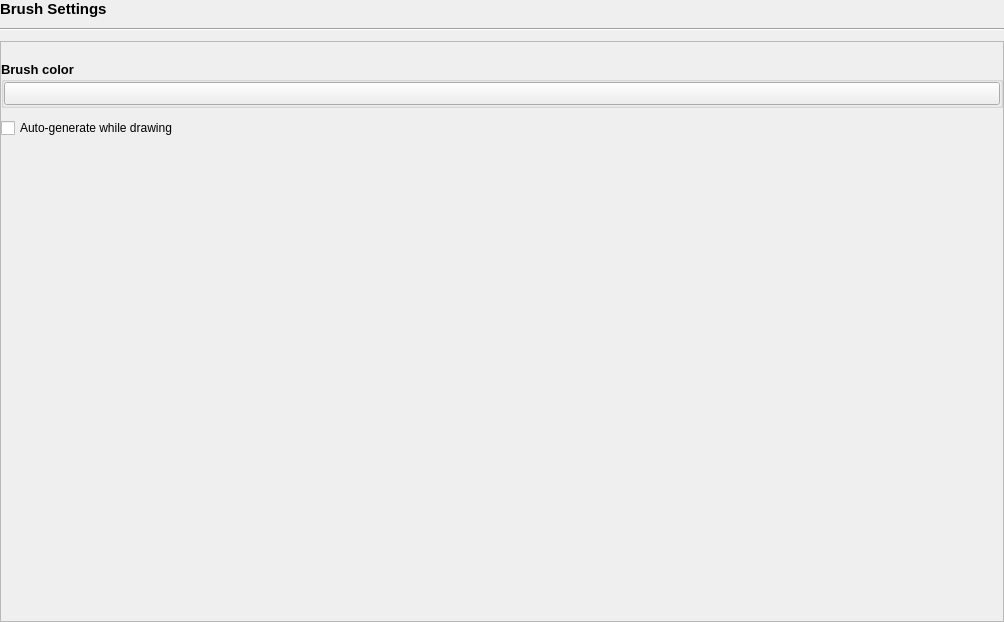
Old version of the form src/airunner/widgets/brush/templates/brush_widget.ui in the repository Capsize-Games/airunner.
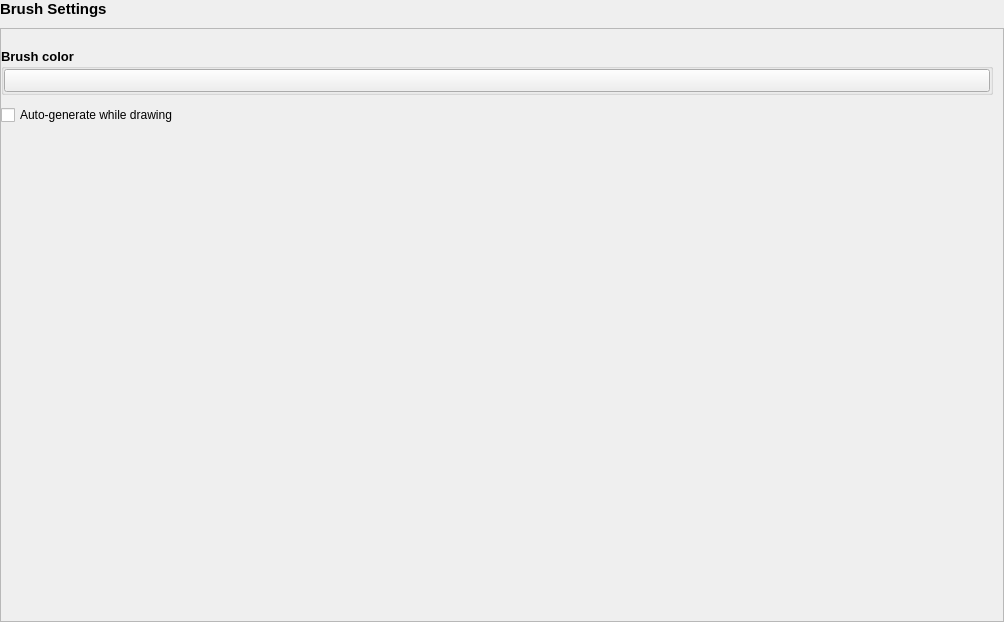
New version of the form. Custom widgets are drawn as their Qt base class.

```diff
--- a/src/airunner/widgets/brush/templates/brush_widget.ui
+++ b/src/airunner/widgets/brush/templates/brush_widget.ui
@@ -52,13 +52,6 @@
     </widget>
    </item>
    <item row="1" column="0">
-    <widget class="Line" name="line">
-     <property name="orientation">
-      <enum>Qt::Orientation::Horizontal</enum>
-     </property>
-    </widget>
-   </item>
-   <item row="2" column="0">
     <widget class="QScrollArea" name="scrollArea">
      <property name="widgetResizable">
       <bool>true</bool>
@@ -69,7 +62,7 @@
         <x>0</x>
         <y>0</y>
         <width>1002</width>
-        <height>580</height>
+        <height>593</height>
        </rect>
       </property>
       <layout class="QGridLayout" name="gridLayout">
@@ -80,7 +73,7 @@
         <number>0</number>
        </property>
        <property name="rightMargin">
-        <number>0</number>
+        <number>10</number>
        </property>
        <property name="bottomMargin">
         <number>0</number>
```
Left out of the diff: 38 changed lines with no effect on the pictures.
